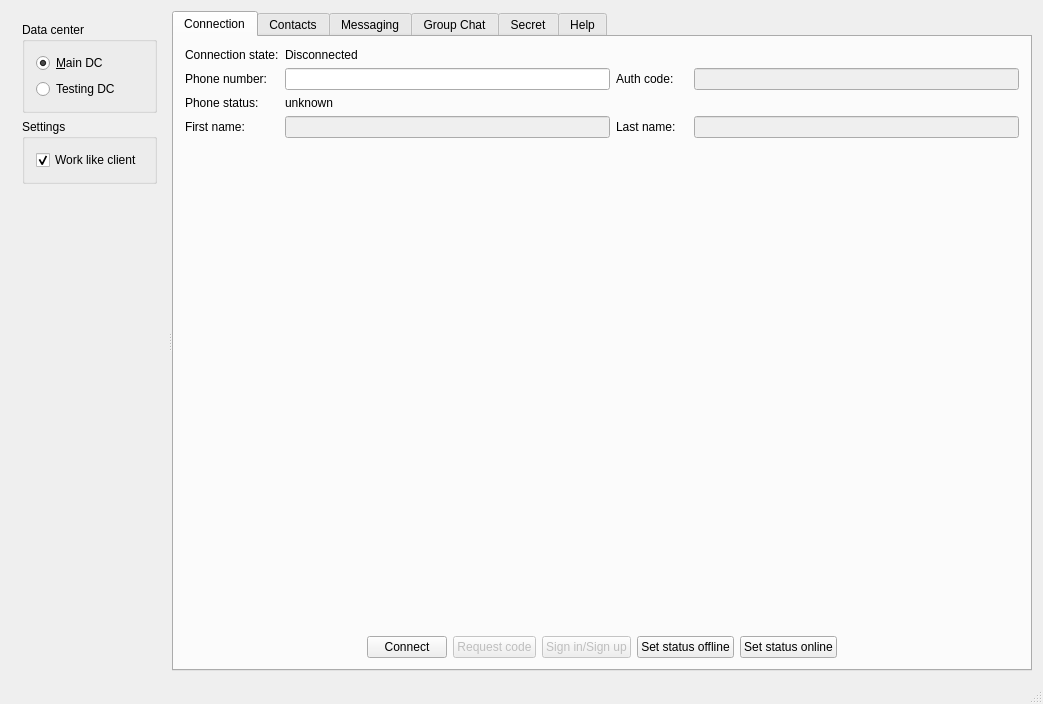
The window that testApp/MainWindow.ui (Kaffeine/telegram-qt) describes before a commit, drawn with Qt 5.
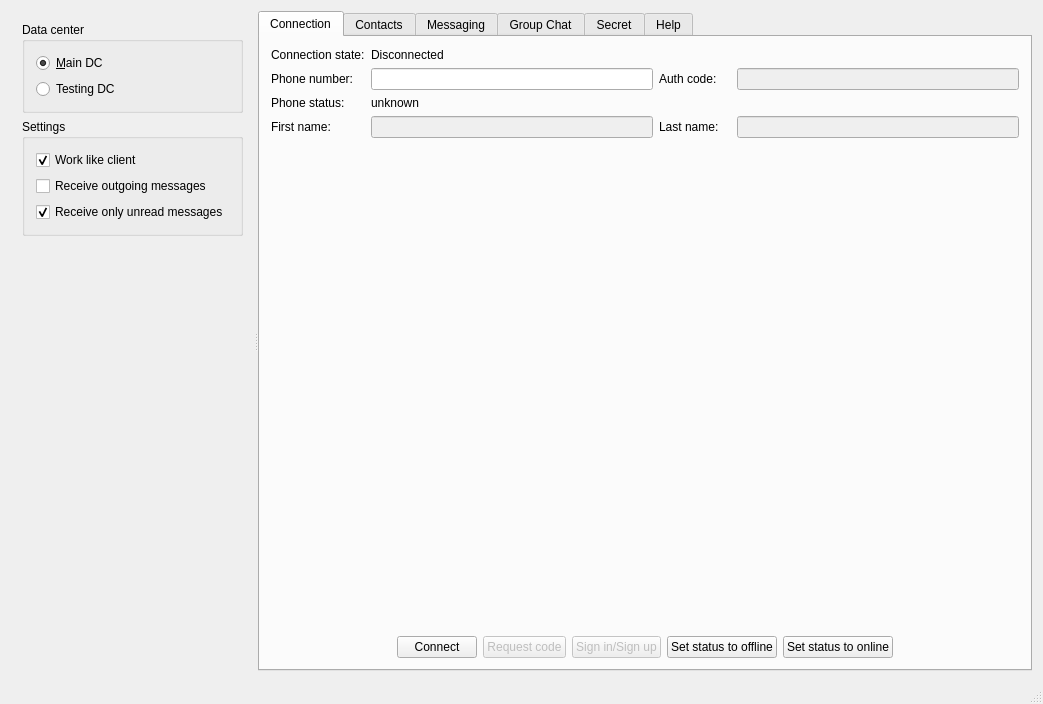
The same window after the commit.

Commit message:
TelegramQt: Added message flags and timestamp.
Now we receive message sent from different client as well.

```diff
--- a/testApp/MainWindow.ui
+++ b/testApp/MainWindow.ui
@@ -57,6 +57,16 @@
            <string>Settings</string>
           </property>
           <layout class="QGridLayout" name="gridLayout_8">
+           <item row="1" column="0">
+            <widget class="QCheckBox" name="settingsReceivingFilterOutMessages">
+             <property name="toolTip">
+              <string>If this box is checked, application will receive outgoing messages (in addition to other types).</string>
+             </property>
+             <property name="text">
+              <string>Receive outgoing messages</string>
+             </property>
+            </widget>
+           </item>
            <item row="0" column="0">
             <widget class="QCheckBox" name="workLikeClient">
              <property name="toolTip">
@@ -70,6 +80,19 @@
              </property>
             </widget>
            </item>
+           <item row="2" column="0">
+            <widget class="QCheckBox" name="settingsReceivingFilterOnlyUnreadMessages">
+             <property name="toolTip">
+              <string>If this box is checked, application will ignore read messages.</string>
+             </property>
+             <property name="text">
+              <string>Receive only unread messages</string>
+             </property>
+             <property name="checked">
+              <bool>true</bool>
+             </property>
+            </widget>
+           </item>
           </layout>
          </widget>
         </item>
@@ -142,14 +165,14 @@
            <item>
             <widget class="QPushButton" name="setStatusOffline">
              <property name="text">
-              <string>Set status offline</string>
+              <string>Set status to offline</string>
              </property>
             </widget>
            </item>
            <item>
             <widget class="QPushButton" name="setStatusOnline">
              <property name="text">
-              <string>Set status online</string>
+              <string>Set status to online</string>
              </property>
             </widget>
            </item>
```
Left out of the diff: 6 changed lines with no effect on the pictures. The commit also changes 10 other files.
